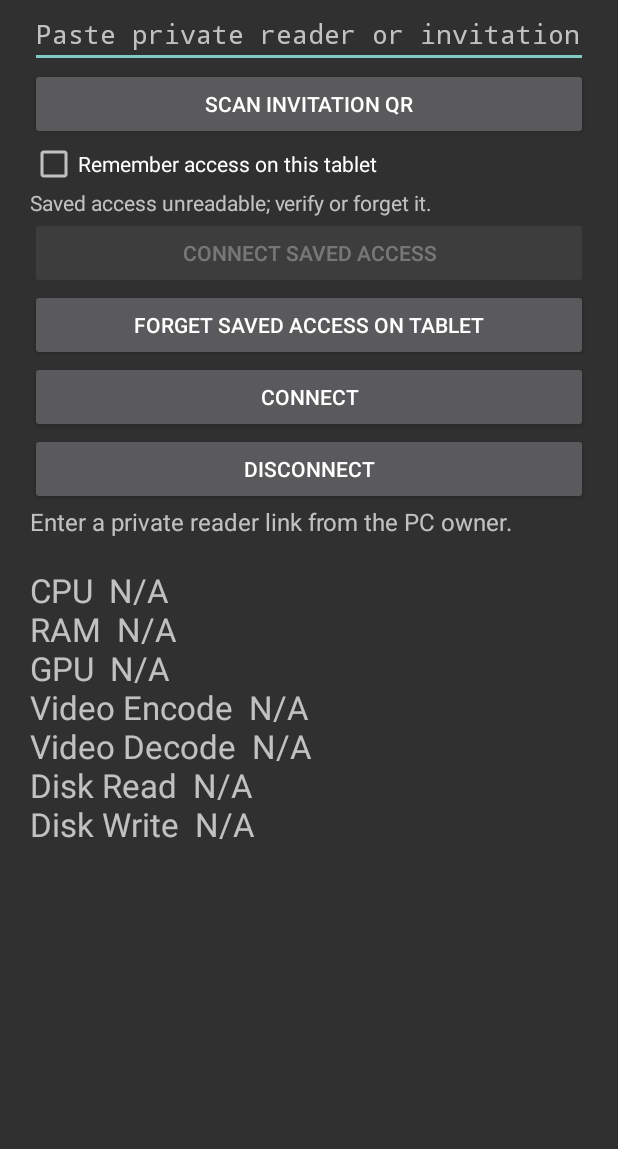
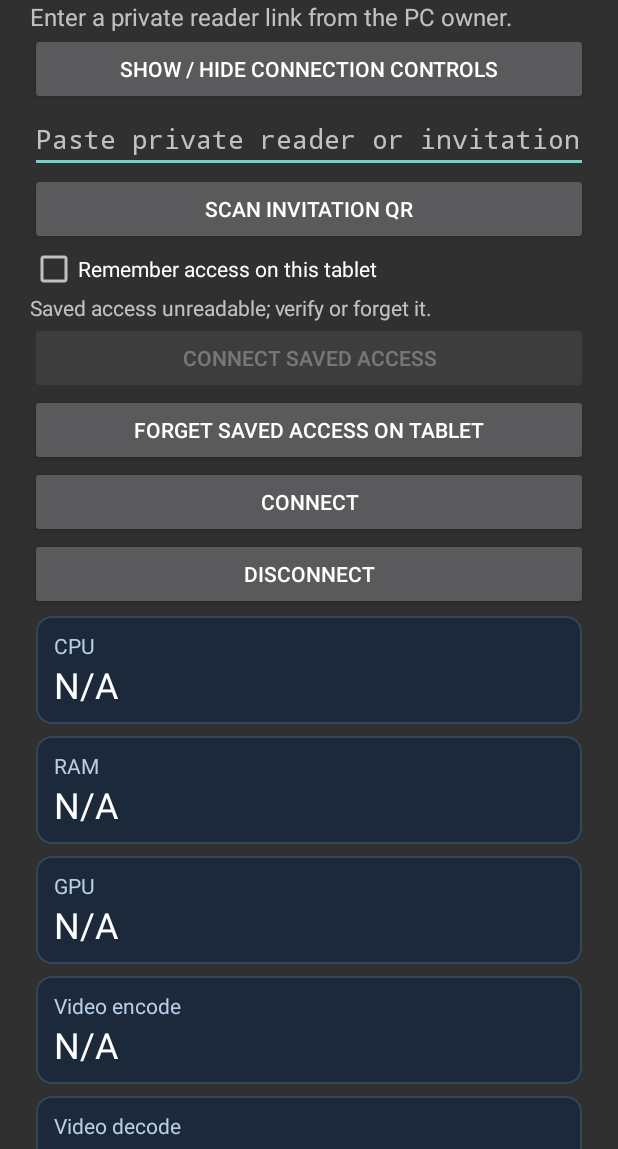
Before and after one commit to iSentinel/VeyPanel, an Android app: the screen it shows after launch (MainActivity), on a phone screen of 412 x 824 dp, the part 87-1236 px from its top. Run offline under Robolectric (Android 15) with nearby library versions, the phone set to English and light mode, and no system bars; libraries missing offline, so code that uses them is left out: com.google.zxing.integration; pictures from the network do not load; 3 statements that could not run were skipped.

Commit message:
Add adaptive Android monitor cards and extended resource telemetry

```diff
--- a/android/app/src/main/AndroidManifest.xml
+++ b/android/app/src/main/AndroidManifest.xml
@@ -8,7 +8,7 @@
         <activity android:name=".PrivateScanActivity" android:exported="false"
             android:screenOrientation="fullSensor" android:stateNotNeeded="true"
             android:theme="@style/zxing_CaptureTheme" />
-        <activity android:name=".MainActivity" android:exported="true">
+        <activity android:name=".MainActivity" android:exported="true" android:configChanges="orientation|screenSize|screenLayout|keyboardHidden">
             <intent-filter>
                 <action android:name="android.intent.action.MAIN"/>
                 <category android:name="android.intent.category.LAUNCHER"/>
--- a/android/app/src/main/java/com/veypanel/client/MainActivity.java
+++ b/android/app/src/main/java/com/veypanel/client/MainActivity.java
@@ -9,7 +9,6 @@ import android.os.Looper;
 import android.text.InputType;
 import android.view.WindowManager;
 import android.widget.*;
-import java.util.Locale;
 import java.util.concurrent.ExecutorService;
 import java.util.concurrent.Executors;
 import java.util.concurrent.Future;
@@ -37,7 +36,10 @@ public final class MainActivity extends Activity {
     private Button approve;
     private boolean enrollmentBusy;
     private EditText input;
-    private TextView status, values;
+    private TextView status;
+    private MonitorPanel monitor;
+    private LinearLayout controls;
+    private boolean hideOnSample = true;
     private Future<?> request;
     private boolean resumed;
     private int generation;
@@ -67,38 +69,41 @@ public final class MainActivity extends Activity {
         TextView title = new TextView(this);
         title.setText("VeyPanel · Monitor"); title.setTextSize(28);
         column.addView(title);
+        status = new TextView(this); status.setTextSize(16); column.addView(status);
+        Button toggle = new Button(this); toggle.setText("Show / hide connection controls");
+        column.addView(toggle);
+        controls = new LinearLayout(this); controls.setOrientation(LinearLayout.VERTICAL); column.addView(controls);
+        toggle.setOnClickListener(v -> controls.setVisibility(controls.getVisibility() == android.view.View.VISIBLE ? android.view.View.GONE : android.view.View.VISIBLE));
         input = new EditText(this);
         input.setHint("Paste private reader or invitation link");
         input.setInputType(InputType.TYPE_CLASS_TEXT | InputType.TYPE_TEXT_VARIATION_PASSWORD
             | InputType.TYPE_TEXT_FLAG_NO_SUGGESTIONS);
         input.setSingleLine(true); input.setSaveEnabled(false);
         input.setImportantForAutofill(android.view.View.IMPORTANT_FOR_AUTOFILL_NO);
-        column.addView(input);
+        controls.addView(input);
         Button scan = new Button(this); scan.setText("Scan invitation QR");
-        scan.setOnClickListener(v -> scanInvitation()); column.addView(scan);
+        scan.setOnClickListener(v -> scanInvitation()); controls.addView(scan);
         remember = new CheckBox(this); remember.setText("Remember access on this tablet");
-        remember.setSaveEnabled(false); column.addView(remember);
-        credentialStatus = new TextView(this); column.addView(credentialStatus);
+        remember.setSaveEnabled(false); controls.addView(remember);
+        credentialStatus = new TextView(this); controls.addView(credentialStatus);
         reconnect = new Button(this); reconnect.setText("Connect saved access"); reconnect.setEnabled(false);
-        reconnect.setOnClickListener(v -> reconnectSaved()); column.addView(reconnect);
+        reconnect.setOnClickListener(v -> reconnectSaved()); controls.addView(reconnect);
         Button forget = new Button(this); forget.setText("Forget saved access on tablet");
-        forget.setOnClickListener(v -> forgetAccess()); column.addView(forget);
+        forget.setOnClickListener(v -> forgetAccess()); controls.addView(forget);
         remember.setOnCheckedChangeListener((v, checked) -> {
             if (changingRemember) return;
             if (!checked) { savePending = false; deleteCredential(); }
             else if (session != null && savedReader == null) savePending = true;
         });
         Button connect = new Button(this); connect.setText("Connect");
-        connect.setOnClickListener(v -> connect()); column.addView(connect);
+        connect.setOnClickListener(v -> connect()); controls.addView(connect);
         approve = new Button(this); approve.setText("Check owner approval");
         approve.setVisibility(android.view.View.GONE);
-        approve.setOnClickListener(v -> finishEnrollment()); column.addView(approve);
+        approve.setOnClickListener(v -> finishEnrollment()); controls.addView(approve);
         Button disconnect = new Button(this); disconnect.setText("Disconnect");
         disconnect.setOnClickListener(v -> { stopPoll(); session = null; clearClaim(); savePending = false; input.setText(""); offline("Disconnected"); });
-        column.addView(disconnect);
-        status = new TextView(this); status.setTextSize(16); column.addView(status);
-        values = new TextView(this); values.setTextSize(22); values.setPadding(0,pad,0,0);
-        column.addView(values);
+        controls.addView(disconnect);
+        monitor = new MonitorPanel(this); column.addView(monitor);
         setContentView(scroll);
     }
 
@@ -138,6 +143,7 @@ public final class MainActivity extends Activity {
     private void connect() {
         if (storageBusy || storageFault) { credentialStatus.setText("Complete credential operation or Forget before connecting."); return; }
         stopPoll(); session = null; clearClaim(); savePending = false;
+        hideOnSample = true;
         deleteCredential();
         String link = input.getText().toString();
         input.setText("");
@@ -295,7 +301,7 @@ public final class MainActivity extends Activity {
         if (!savedReader.validAt(java.time.Instant.now())) {
             deleteCredential(); offline("Saved access expired"); return;
         }
-        session = savedReader.session;
+        session = savedReader.session; hideOnSample = true;
         offline("Connecting saved access…"); main.post(poll);
     }
 
@@ -344,9 +350,8 @@ public final class MainActivity extends Activity {
 
     private void showSample(TelemetrySample s) {
         status.setText("Connected · " + (stream == null ? "HTTPS REST" : "WSS") + " · " + s.stamp);
-        values.setText("CPU  " + pct(s.cpu) + "\nRAM  " + pct(s.ram) + "\nGPU  " + pct(s.gpu)
-            + "\nVideo Encode  " + pct(s.encode) + "\nVideo Decode  " + pct(s.decode)
-            + "\nDisk Read  " + rate(s.read) + "\nDisk Write  " + rate(s.write));
+        monitor.render(s);
+        if (hideOnSample) { controls.setVisibility(android.view.View.GONE); hideOnSample = false; }
         main.removeCallbacks(expire);
         main.postDelayed(expire, 5000);
     }
@@ -355,10 +360,9 @@ public final class MainActivity extends Activity {
     private void offline(String message) {
         main.removeCallbacks(expire);
         status.setText(message);
-        values.setText("CPU  N/A\nRAM  N/A\nGPU  N/A\nVideo Encode  N/A\nVideo Decode  N/A\nDisk Read  N/A\nDisk Write  N/A");
+        monitor.render(null);
+        controls.setVisibility(android.view.View.VISIBLE);
     }
-    private static String pct(Double n) { return n == null ? "N/A" : String.format(Locale.getDefault(), "%.1f%%", n); }
-    private static String rate(Double n) { return n == null ? "N/A" : String.format(Locale.getDefault(), "%.2f MiB/s", n / 1048576); }
 
     private void stopPoll() {
         generation++;
--- /dev/null
+++ b/android/app/src/main/java/com/veypanel/client/MonitorPanel.java
@@ -0,0 +1,87 @@
+package com.veypanel.client;
+
+import android.content.Context;
+import android.graphics.Color;
+import android.graphics.drawable.GradientDrawable;
+import android.widget.LinearLayout;
+import android.widget.TextView;
+import java.util.Locale;
+
+/** Responsive metric cards, no inferred readings. */
+final class MonitorPanel extends LinearLayout {
+    private static final String[] LABELS = {"CPU", "RAM", "GPU", "Video encode", "Video decode",
+        "Memory used / total", "Disk read", "Disk write", "Read IOPS", "Write IOPS"};
+    private final TextView[] fields = new TextView[LABELS.length];
+    private final LinearLayout grid;
+    private final TextView details;
+    private int columns = 1;
+    private TelemetrySample latest;
+
+    MonitorPanel(Context context) {
+        super(context);
+        setOrientation(VERTICAL);
+        grid = new LinearLayout(context); grid.setOrientation(VERTICAL); addView(grid);
+        details = new TextView(context);
+        details.setTextSize(16); details.setPadding(dp(8),dp(12),dp(8),dp(12)); addView(details);
+        rebuild();
+    }
+
+    @Override protected void onSizeChanged(int w, int h, int ow, int oh) {
+        super.onSizeChanged(w,h,ow,oh);
+        int desired = w >= dp(800) ? 3 : w >= dp(440) ? 2 : 1;
+        if (desired != columns) {
+            columns = desired;
+            post(this::rebuild);
+        }
+    }
+
+    private void rebuild() {
+        grid.removeAllViews();
+        LinearLayout row = null;
+        for (int i = 0; i < LABELS.length; i++) {
+            if (i % columns == 0) {
+                row = new LinearLayout(getContext()); row.setOrientation(HORIZONTAL);
+                grid.addView(row, new LayoutParams(LayoutParams.MATCH_PARENT, LayoutParams.WRAP_CONTENT));
+            }
+            LinearLayout card = new LinearLayout(getContext()); card.setOrientation(VERTICAL);
+            card.setPadding(dp(12),dp(10),dp(12),dp(10));
+            GradientDrawable bg = new GradientDrawable();
+            bg.setColor(0xff1b293b); bg.setCornerRadius(dp(10));
+            bg.setStroke(dp(1),0xff35465b); card.setBackground(bg);
+            LayoutParams params = new LayoutParams(0, LayoutParams.WRAP_CONTENT, 1);
+            params.setMargins(dp(4),dp(4),dp(4),dp(4)); row.addView(card, params);
+            TextView label = new TextView(getContext()); label.setText(LABELS[i]);
+            label.setTextColor(0xffb8cee6); label.setTextSize(14); card.addView(label);
+            fields[i] = new TextView(getContext()); fields[i].setTextColor(Color.WHITE);
+            fields[i].setTextSize(24); fields[i].setContentDescription(LABELS[i] + " N/A"); card.addView(fields[i]);
+        }
+        if (row != null) for (int i = LABELS.length % columns; i > 0 && i < columns; i++)
+            row.addView(new android.view.View(getContext()), new LayoutParams(0, 1, 1));
+        render(latest);
+    }
+
+    void render(TelemetrySample sample) {
+        latest = sample;
+        if (sample == null) {
+            for (int i=0;i<fields.length;i++) metric(i,"N/A");
+            details.setText("Network interfaces · N/A\nVolumes · N/A\nCPU / GPU sensors · N/A\nStorage health · N/A");
+            return;
+        }
+        metric(0,format(sample.cpu,"%")); metric(1,format(sample.ram,"%")); metric(2,format(sample.gpu,"%"));
+        metric(3,format(sample.encode,"%")); metric(4,format(sample.decode,"%"));
+        metric(5,sample.used == null || sample.total == null ? "N/A"
+            : format(sample.used/1073741824,"") + " / " + format(sample.total/1073741824," GiB"));
+        metric(6,rate(sample.read)); metric(7,rate(sample.write));
+        metric(8,format(sample.readIops,"")); metric(9,format(sample.writeIops,""));
+        details.setText(sample.details);
+    }
+
+    private void metric(int i, String text) {
+        fields[i].setText(text); fields[i].setContentDescription(LABELS[i] + " " + text);
+    }
+    private int dp(int n) { return Math.round(n*getResources().getDisplayMetrics().density); }
+    private static String format(Double n, String unit) {
+        return n == null ? "N/A" : String.format(Locale.getDefault(),"%.1f%s",n,unit);
+    }
+    private static String rate(Double n) { return n == null ? "N/A" : format(n/1048576," MiB/s"); }
+}
```
Also changed, not shown: android/app/src/main/java/com/veypanel/client/ResourceDetails.java (added, +80 -0 lines), android/app/src/main/java/com/veypanel/client/TelemetrySample.java (+8 -1 lines), 5 other files.
